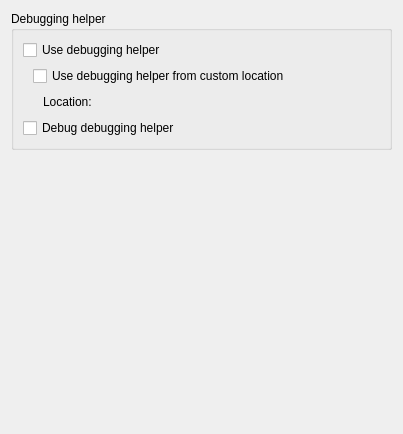
Qt form src/plugins/debugger/dumperoptionpage.ui (qt-creator/qt-creator) before a commit.
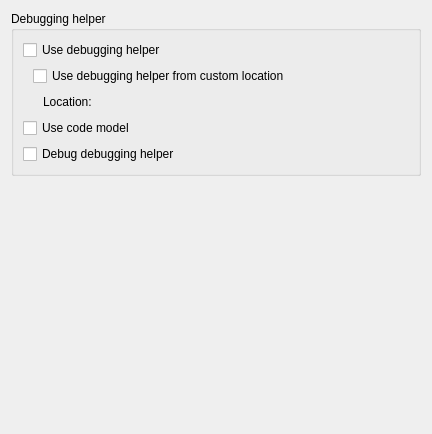
The same form after that commit. Custom widgets are drawn as their Qt base class.

Commit message:
Debugger: Use the code model to detect unitialized variables.
This should save debugger round trips and crashes in the debugging
helpers.
Add respective option to debugging helper option page, defaulting to
true.On this occasion, make CDB detect shadowed variables correctly
and display them as "<shadowed n>" as does the Gdb engine by
reversing the direction in which
CdbSymbolGroupContext::populateINameIndexMap works.

Diff of the .ui file:
```diff
--- a/src/plugins/debugger/dumperoptionpage.ui
+++ b/src/plugins/debugger/dumperoptionpage.ui
@@ -6,7 +6,7 @@
    <rect>
     <x>0</x>
     <y>0</y>
-    <width>403</width>
+    <width>432</width>
     <height>434</height>
    </rect>
   </property>
@@ -87,6 +87,16 @@
         </item>
        </layout>
       </item>
+      <item>
+       <widget class="QCheckBox" name="checkBoxUseCodeModel">
+        <property name="toolTip">
+         <string>Makes use of Qt Creator's code model to find out if a variable has already been assigned a value at the point the debugger interrupts.</string>
+        </property>
+        <property name="text">
+         <string>Use code model</string>
+        </property>
+       </widget>
+      </item>
       <item>
        <widget class="QCheckBox" name="checkBoxDebugDebuggingHelpers">
         <property name="toolTip">
```
Left out of the diff: 2 changed lines with no effect on the pictures. The commit also changes 21 other files.
